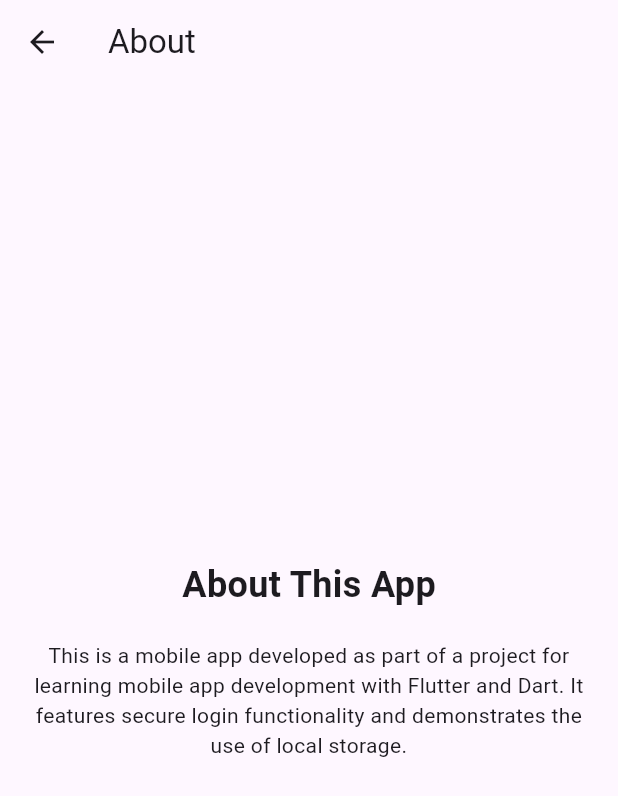
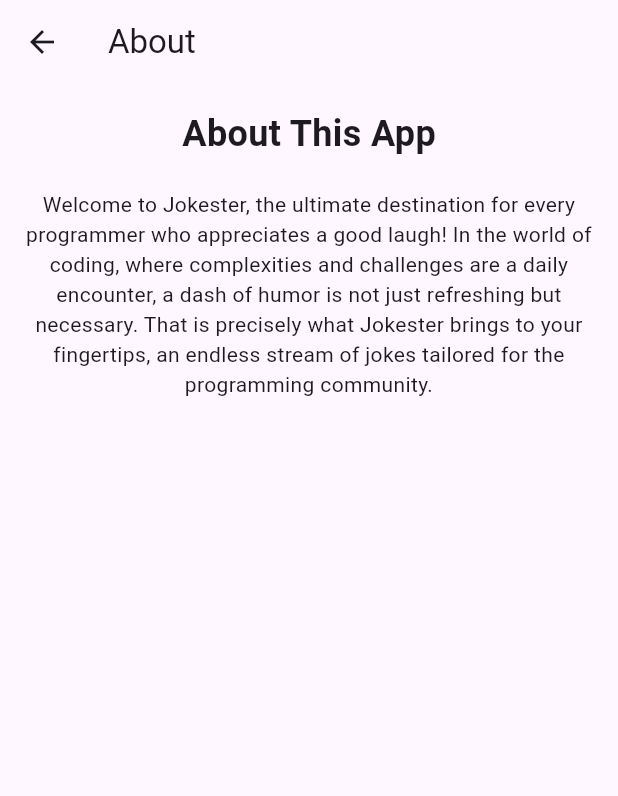
Before and after one commit to JimiLimbo/FinalAppMobileDev, a Flutter app: the screen it shows after launch, after a tap on "About", on a phone screen of 412 x 824 dp. Shown: the top 796 px of the screen. Run offline on Flutter 3.47's test engine with Material 3 defaults, Android fonts, the phone set to English and light mode, and no system bars; our stand-ins replace flutter_secure_storage.

Commit message:
about page

```diff
--- a/finalapppart1/lib/about_page.dart
+++ b/finalapppart1/lib/about_page.dart
@@ -11,7 +11,7 @@ class AboutPage extends StatelessWidget {
         child: Padding(
           padding: EdgeInsets.all(16.0),
           child: Column(
-            mainAxisAlignment: MainAxisAlignment.center,
+            mainAxisAlignment: MainAxisAlignment.start,
             children: <Widget>[
               Text(
                 'About This App',
@@ -19,7 +19,7 @@ class AboutPage extends StatelessWidget {
               ),
               SizedBox(height: 20),
               Text(
-                'This is a mobile app developed as part of a project for learning mobile app development with Flutter and Dart. It features secure login functionality and demonstrates the use of local storage.',
+                'Welcome to Jokester, the ultimate destination for every programmer who appreciates a good laugh! In the world of coding, where complexities and challenges are a daily encounter, a dash of humor is not just refreshing but necessary. That is precisely what Jokester brings to your fingertips, an endless stream of jokes tailored for the programming community.',
                 textAlign: TextAlign.center,
               ),
               // You can add more content here as needed
--- a/finalapppart1/lib/main.dart
+++ b/finalapppart1/lib/main.dart
@@ -2,18 +2,16 @@ import 'package:flutter/material.dart';
 import 'about_page.dart';
 import 'storage_service.dart';
 
-// import 'package:flutter/material.dart';
-// import 'your_login_page_file.dart'; // Replace with actual file name
-
 void main() {
   runApp(MyApp());
+  StorageService().saveCredentials('admin', 'paSSw0rd');
 }
 
 class MyApp extends StatelessWidget {
   @override
   Widget build(BuildContext context) {
     return MaterialApp(
-      title: 'The Joker',
+      title: 'Jokester',
       theme: ThemeData(
       ),
       home: LoginPage(),
@@ -35,11 +33,11 @@ class _LoginPageState extends State<LoginPage> {
   @override
   Widget build(BuildContext context) {
     return Scaffold(
-      appBar: AppBar(title: Text('The Joker')),
+      appBar: AppBar(title: Text('Jokester')),
       body: Padding(
         padding: const EdgeInsets.all(8.0),
         child: Column(
-          mainAxisAlignment: MainAxisAlignment.center,
+          mainAxisAlignment: MainAxisAlignment.start,
           children: <Widget>[
             TextField(
               controller: _usernameController,
--- a/finalapppart1/lib/storage_service.dart
+++ b/finalapppart1/lib/storage_service.dart
@@ -1,4 +1,6 @@
 import 'package:flutter_secure_storage/flutter_secure_storage.dart';
+
+
 
 class StorageService {
   final FlutterSecureStorage _storage = FlutterSecureStorage();
```
